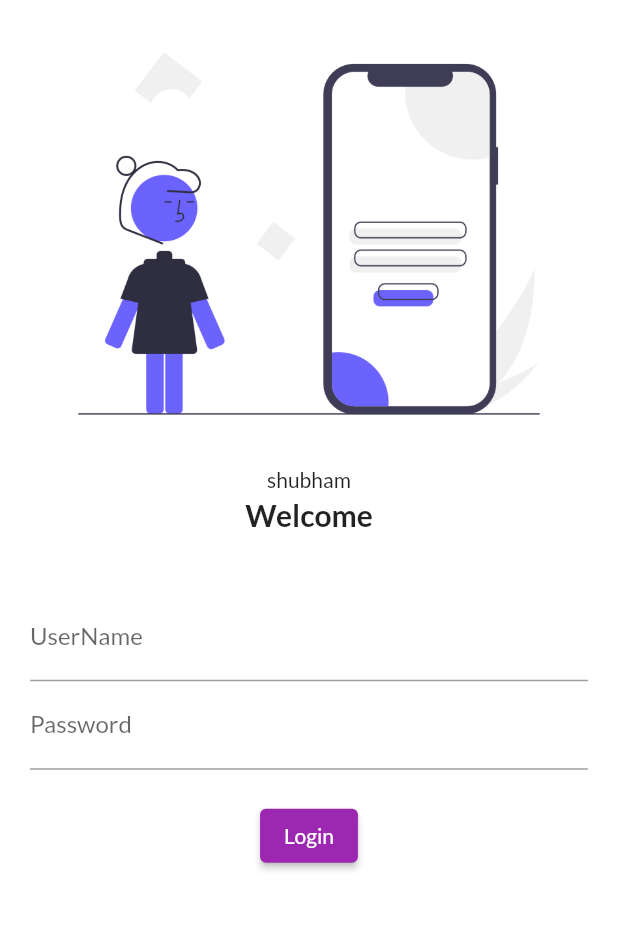
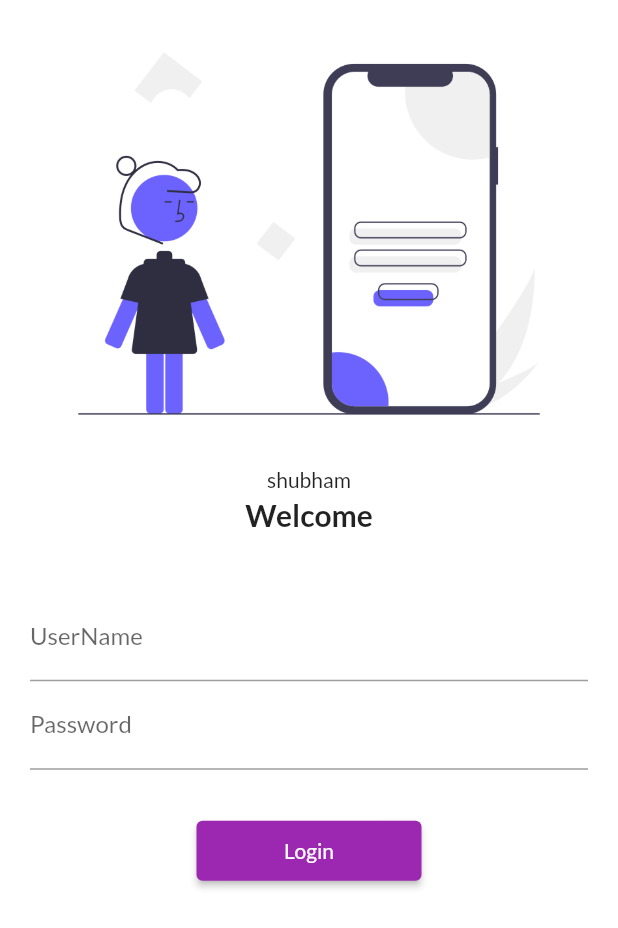
Before and after one commit to shubhamchavan123/LoginPage2, a Flutter app: the screen it shows after launch, on a phone screen of 412 x 824 dp. Shown: the top 928 px of the screen. Run offline on Flutter 3.47's test engine with Material 2 defaults, Android fonts, the phone set to English and light mode, and no system bars; our stand-ins replace google_fonts.

Commit message:
Login page Complited days5

```diff
--- a/lib/main.dart
+++ b/lib/main.dart
@@ -1,5 +1,6 @@
 import 'package:flutter/material.dart';
 import 'package:flutter2/pages/login_page.dart';
+import 'package:flutter2/utils/routes.dart';
 import 'package:google_fonts/google_fonts.dart';
 import 'pages/home_page.dart';
 
@@ -13,6 +14,7 @@ class MyApp extends StatelessWidget {
     bringvegitables();
     return MaterialApp(
       // home: Homepage(),
+      debugShowCheckedModeBanner: false,
       themeMode: ThemeMode.light,
 
       theme: ThemeData(primarySwatch: Colors.purple,fontFamily: GoogleFonts.lato().fontFamily),
@@ -23,8 +25,8 @@ class MyApp extends StatelessWidget {
 
       routes: {
         "/": (context) => LoginPage(),
-        "/login": (context) => LoginPage(),
-        "/home": (context) => Homepage(),
+        MyRoutes.loginRoute: (context) => LoginPage(),
+        MyRoutes.homeRoute: (context) => Homepage(),
       },
     );
   }
--- a/lib/pages/login_page.dart
+++ b/lib/pages/login_page.dart
@@ -1,15 +1,19 @@
 import 'package:flutter/material.dart';
+import 'package:flutter2/utils/routes.dart';
 
 class LoginPage extends StatelessWidget {
   @override
   Widget build(BuildContext context) {
     return Material(
       color: Colors.white,
+
+      child: SingleChildScrollView(
         child: Column(
           children: [
             Image.asset(
               "assets/images/login_img.png",
               fit: BoxFit.cover,
+              // height: 500,
             ),
             SizedBox(
               height: 20,
@@ -47,15 +51,16 @@ class LoginPage extends StatelessWidget {
 
 
                   SizedBox(
-                  height: 20,
+                    height: 30,
                   ),
 
 
                   ElevatedButton(
                     child: Text("Login"),
-                  style: TextButton.styleFrom(),
+                    style: TextButton.styleFrom(minimumSize: Size(150, 40)),
                     onPressed: () {
-                    print("hello Hari");
+                      Navigator.pushNamed(context, MyRoutes.homeRoute);
+
                     },
                   )
                 ],
@@ -63,6 +68,7 @@ class LoginPage extends StatelessWidget {
             ),
           ],
         ),
+      ),
     );
   }
 }
--- /dev/null
+++ b/lib/utils/routes.dart
@@ -0,0 +1,4 @@
+class MyRoutes{
+  static String loginRoute="/login";
+  static String homeRoute="/home";
+}
```
Also changed, not shown: 1 other file. Lines whose indentation alone changed are shown as unchanged.
